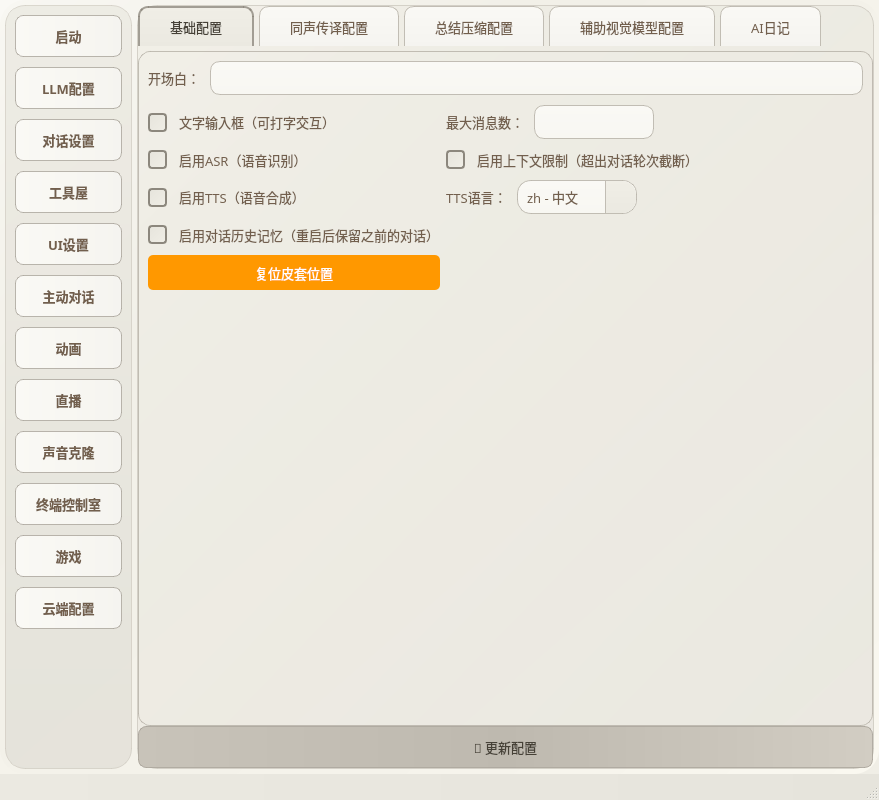
The window that test222.ui (morettt/new-my-neuro) describes before a commit, drawn with Qt 5.
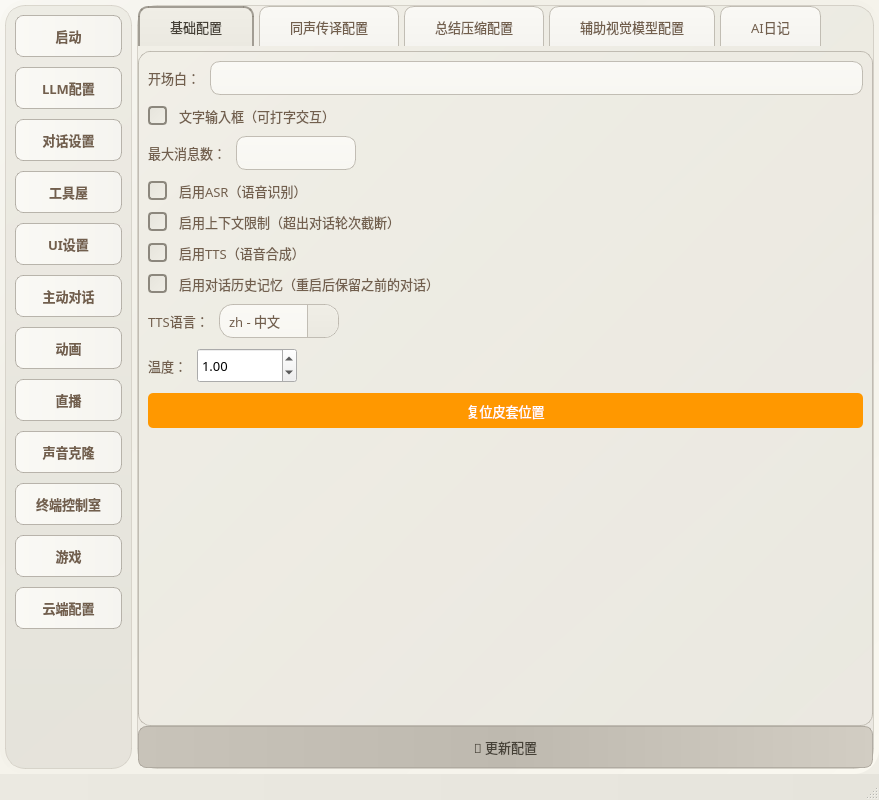
The same window after the commit. The open tabs and pages were chosen to show the change.

```diff
--- a/test222.ui
+++ b/test222.ui
@@ -1401,17 +1401,11 @@
                 </layout>
                </item>
                <item>
-                <layout class="QGridLayout" name="gridLayout_3">
-                 <property name="horizontalSpacing">
-                  <number>6</number>
-                 </property>
-                 <property name="verticalSpacing">
-                  <number>10</number>
-                 </property>
-                 <item row="0" column="0">
+                <layout class="QVBoxLayout" name="verticalLayout_all">
+                 <item>
                   <widget class="QCheckBox" name="checkBox_3">
                    <property name="sizePolicy">
-                    <sizepolicy hsizetype="Minimum" vsizetype="Preferred">
+                    <sizepolicy hsizetype="Minimum" vsizetype="Fixed">
                      <horstretch>0</horstretch>
                      <verstretch>0</verstretch>
                     </sizepolicy>
@@ -1427,7 +1421,7 @@
                    </property>
                   </widget>
                  </item>
-                 <item row="0" column="1">
+                 <item>
                   <layout class="QHBoxLayout" name="horizontalLayout_5" stretch="1,2,10">
                    <property name="spacing">
                     <number>10</number>
@@ -1494,10 +1488,10 @@
                    </item>
                   </layout>
                  </item>
-                 <item row="1" column="0">
+                 <item>
                   <widget class="QCheckBox" name="checkBox_asr">
                    <property name="sizePolicy">
-                    <sizepolicy hsizetype="Minimum" vsizetype="Preferred">
+                    <sizepolicy hsizetype="Minimum" vsizetype="Fixed">
                      <horstretch>0</horstretch>
                      <verstretch>0</verstretch>
                     </sizepolicy>
@@ -1513,10 +1507,10 @@
                    </property>
                   </widget>
                  </item>
-                 <item row="1" column="1">
+                 <item>
                   <widget class="QCheckBox" name="checkBox_4">
                    <property name="sizePolicy">
-                    <sizepolicy hsizetype="Minimum" vsizetype="Preferred">
+                    <sizepolicy hsizetype="Minimum" vsizetype="Fixed">
                      <horstretch>0</horstretch>
                      <verstretch>0</verstretch>
                     </sizepolicy>
@@ -1532,10 +1526,10 @@
                    </property>
                   </widget>
                  </item>
-                 <item row="2" column="0">
+                 <item>
                   <widget class="QCheckBox" name="checkBox_tts">
                    <property name="sizePolicy">
-                    <sizepolicy hsizetype="Minimum" vsizetype="Preferred">
+                    <sizepolicy hsizetype="Minimum" vsizetype="Fixed">
                      <horstretch>0</horstretch>
                      <verstretch>0</verstretch>
                     </sizepolicy>
@@ -1551,10 +1545,10 @@
                    </property>
                   </widget>
                  </item>
-                 <item row="3" column="0">
+                 <item>
                   <widget class="QCheckBox" name="checkBox_persistent_history">
                    <property name="sizePolicy">
-                    <sizepolicy hsizetype="Minimum" vsizetype="Preferred">
+                       <sizepolicy hsizetype="Minimum" vsizetype="Fixed">
                      <horstretch>0</horstretch>
                      <verstretch>0</verstretch>
                     </sizepolicy>
@@ -1570,7 +1564,7 @@
                    </property>
                   </widget>
                  </item>
-                 <item row="2" column="1">
+                 <item>
                   <layout class="QHBoxLayout" name="horizontalLayout_4" stretch="1,2,10">
                    <property name="spacing">
                     <number>10</number>
@@ -1645,7 +1639,74 @@
                    </item>
                   </layout>
                  </item>
-                 <item row="4" column="0">
+                 <item>
+                  <layout class="QHBoxLayout" name="horizontalLayout_temperature">
+                   <item>
+                    <widget class="QLabel" name="label_temperature">
+                     <property name="font">
+                      <font>
+                       <family>微软雅黑</family>
+                       <pointsize>10</pointsize>
+                      </font>
+                     </property>
+                     <property name="text">
+                      <string>温度：</string>
+                     </property>
+                    </widget>
+                   </item>
+                   <item>
+                    <widget class="QDoubleSpinBox" name="doubleSpinBox_temperature">
+                     <property name="minimumSize">
+                      <size>
+                       <width>100</width>
+                       <height>35</height>
+                      </size>
+                     </property>
+                     <property name="maximumSize">
+                      <size>
+                       <width>120</width>
+                       <height>16777215</height>
+                      </size>
+                     </property>
+                     <property name="font">
+                      <font>
+                       <family>微软雅黑</family>
+                       <pointsize>10</pointsize>
+                      </font>
+                     </property>
+                     <property name="buttonSymbols">
+                      <enum>QAbstractSpinBox::UpDownArrows</enum>
+                     </property>
+                     <property name="minimum">
+                      <double>0.100000000000000</double>
+                     </property>
+                     <property name="maximum">
+                      <double>2.000000000000000</double>
+                     </property>
+                     <property name="singleStep">
+                      <double>0.100000000000000</double>
+                     </property>
+                     <property name="value">
+                      <double>1.000000000000000</double>
+                     </property>
+                    </widget>
+                   </item>
+                   <item>
+                    <spacer name="horizontalSpacer_temperature">
+                     <property name="orientation">
+                      <enum>Qt::Horizontal</enum>
+                     </property>
+                     <property name="sizeHint" stdset="0">
+                      <size>
+                       <width>40</width>
+                       <height>20</height>
+                      </size>
+                     </property>
+                    </spacer>
+                   </item>
+                  </layout>
+                 </item>
+                 <item>
                   <widget class="QPushButton" name="pushButton_reset_model_position">
                    <property name="sizePolicy">
                     <sizepolicy hsizetype="Minimum" vsizetype="Fixed">
@@ -1688,8 +1749,6 @@
                    </property>
                   </widget>
                  </item>
-                </layout>
-               </item>
                <item>
                 <spacer name="verticalSpacer_basic_config">
                  <property name="orientation">
@@ -1702,6 +1761,8 @@
                   </size>
                  </property>
                 </spacer>
+                 </item>
+                </layout>
                </item>
               </layout>
              </widget>
```
Lines whose indentation alone changed are shown as unchanged.
